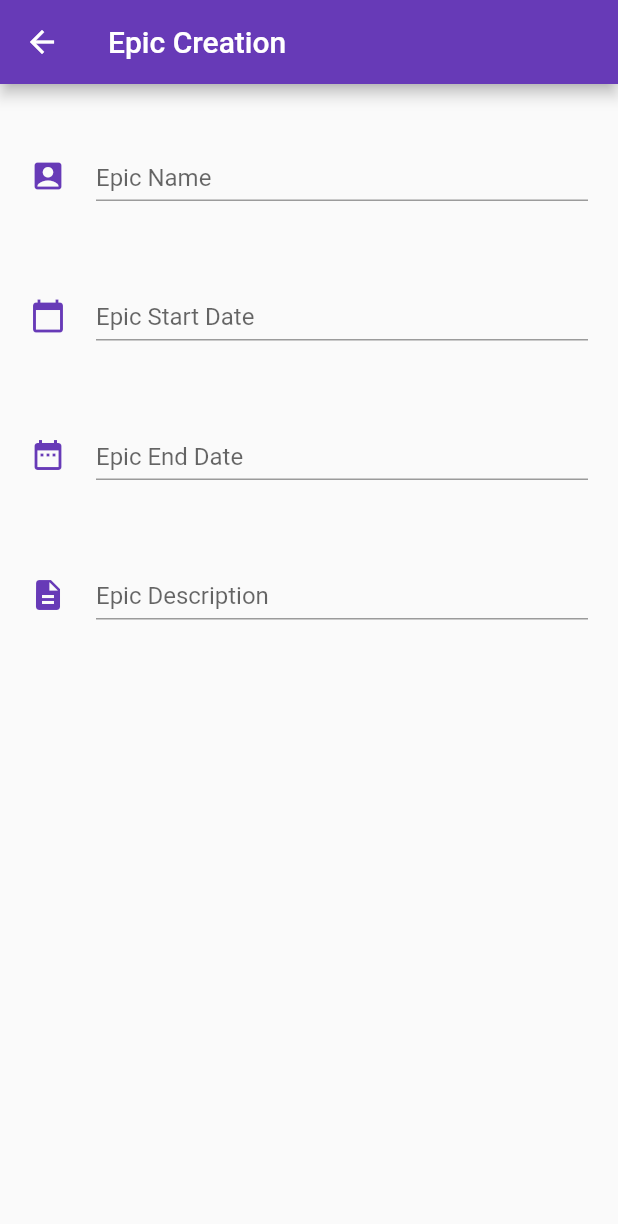
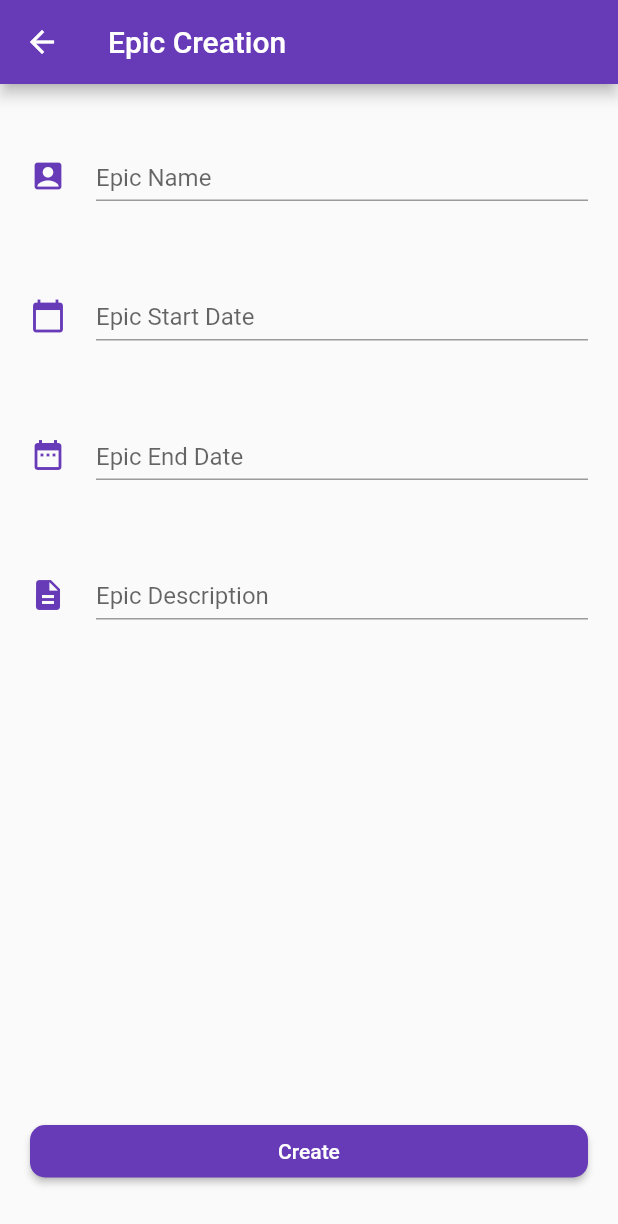
Before and after one commit to LifeFestival/EpicChildReborn, a Flutter app: the EpicCreationScreen screen opened directly, on a phone screen of 412 x 824 dp. Shown: the top 1224 px of the screen. Run offline on Flutter 3.47's test engine with Material 2 defaults, Android fonts, the phone set to English and light mode, and no system bars; our stand-ins replace fluttertoast.

Commit message:
Creating Button Placed

```diff
--- a/lib/utils/extensions.dart
+++ b/lib/utils/extensions.dart
@@ -1,4 +1,4 @@
-extension on DateTime {
+extension DateTimeFormatter on DateTime {
   String toReadableString() {
     var resultString = '${this.hour}:${this.minute} ${this.day}.${this.month}.${this.year}';
     return resultString;
--- a/lib/widgetsEpic/epicCreationScreen.dart
+++ b/lib/widgetsEpic/epicCreationScreen.dart
@@ -91,7 +91,7 @@ class _EpicCreationScreenState extends State<EpicCreationScreen> {
           child: Container(
             padding: EdgeInsets.only(bottom: 15),
             child: TextField(
-              controller: _isStartInitState ? TextEditingController() : TextEditingController(text: _startDate.toString()),
+              controller: _isStartInitState ? TextEditingController() : TextEditingController(text: _startDate.toReadableString()),
               onTap: () => _showDateTimeDialog(context, true),
               focusNode: DisabledFocusNode(),
               decoration: InputDecoration(
@@ -118,7 +118,7 @@ class _EpicCreationScreenState extends State<EpicCreationScreen> {
           child: Container(
             padding: EdgeInsets.only(bottom: 15),
             child: TextField(
-              controller: _isEndInitState ? TextEditingController() : TextEditingController(text: _endDate.toString()),
+              controller: _isEndInitState ? TextEditingController() : TextEditingController(text: _endDate.toReadableString()),
               onTap: () => _showDateTimeDialog(context, false),
               focusNode: DisabledFocusNode(),
               decoration: InputDecoration(
@@ -164,12 +164,17 @@ class _EpicCreationScreenState extends State<EpicCreationScreen> {
   SizedBox _makeCreateButton() {
     return SizedBox(
       width: double.infinity,
-      height: 25.0,
+      height: 35.0,
+      child: Container(
+        margin: EdgeInsets.symmetric(horizontal: 20),
         child: RaisedButton(
-        child: Text('Create'),
+          shape: RoundedRectangleBorder(borderRadius: BorderRadius.circular(10.0)),
+          color: appPurpleColor,
+          child: Text('Create', style: TextStyle(color: Colors.white),),
           onPressed: (){
             Fluttertoast.showToast(msg: 'Epic created');
           },
+        ),
       ),
     );
   }
@@ -180,9 +185,14 @@ class _EpicCreationScreenState extends State<EpicCreationScreen> {
       appBar: AppBar(
         title: Text('Epic Creation'),
       ),
-      body: SingleChildScrollView(
+      body: Container(
+        child: SingleChildScrollView(
+          child: SizedBox(
+            height: MediaQuery.of(context).size.height - 95,
             child: Column(
               mainAxisAlignment: MainAxisAlignment.start,
+              crossAxisAlignment: CrossAxisAlignment.center,
+              mainAxisSize: MainAxisSize.max,
               children: <Widget>[
                 _verticalPadding,
                 _makeNameRow(),
@@ -192,7 +202,11 @@ class _EpicCreationScreenState extends State<EpicCreationScreen> {
                 _makeEndDateRow(),
                 _verticalPadding,
                 _makeDescriptionRow(),
+                Expanded(child: Container(height: 10,),),
+                _makeCreateButton()
               ],
+            ),
+          ),
         ),
       ),
     );
--- a/pubspec.yaml
+++ b/pubspec.yaml
@@ -11,10 +11,10 @@ description: A new Flutter application.
 # In iOS, build-name is used as CFBundleShortVersionString while build-number used as CFBundleVersion.
 # Read more about iOS versioning at
 # https://developer.apple.com/library/archive/documentation/General/Reference/InfoPlistKeyReference/Articles/CoreFoundationKeys.html
-version: 0.0.3+4
+version: 0.0.4+5
 
 environment:
-  sdk: ">=2.6.0 <3.0.0"
+  sdk: ">=2.7.0 <3.0.0"
 
 dependencies:
   flutter:
```
Also changed, not shown: pubspec.lock. Lines whose indentation alone changed are shown as unchanged.
